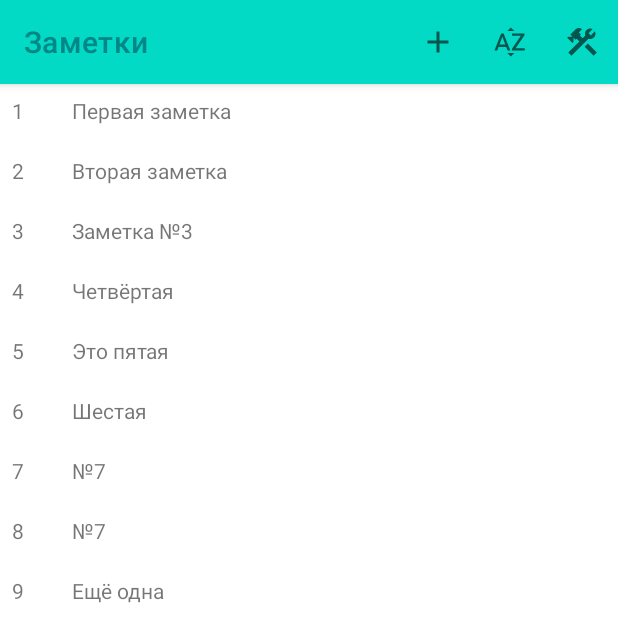
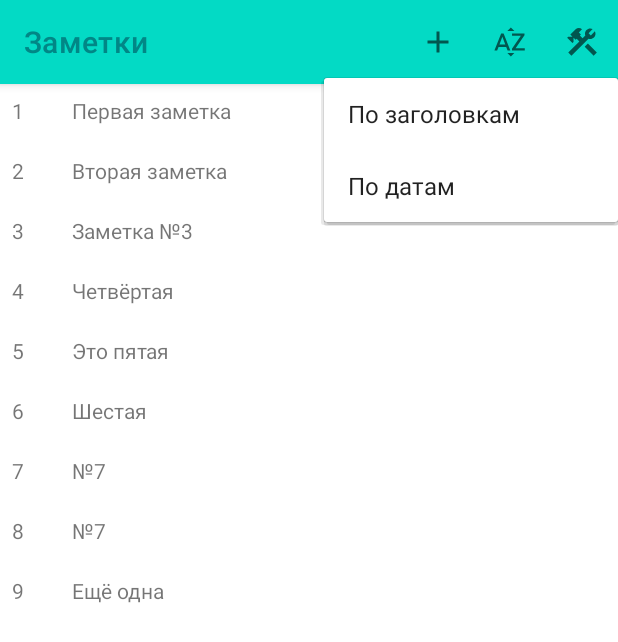
Before and after one commit to Gravitana/GB-2-06h-Notes, an Android app: the screen it shows after launch (MainActivity), after a tap on "Сортировать", on a phone screen of 412 x 824 dp. Shown: the top 642 px of the screen. Run offline under Robolectric (Android 15) with nearby library versions, the phone set to English and light mode, and no system bars.

Commit message:
PopupMenu

```diff
--- a/app/src/main/java/com/example/gb_2_06h_notes/MainActivity.java
+++ b/app/src/main/java/com/example/gb_2_06h_notes/MainActivity.java
@@ -2,6 +2,7 @@ package com.example.gb_2_06h_notes;
 
 import android.os.Bundle;
 import android.view.MenuItem;
+import android.widget.PopupMenu;
 import android.widget.Toast;
 
 import androidx.appcompat.app.AppCompatActivity;
@@ -33,7 +34,9 @@ public class MainActivity extends AppCompatActivity implements NotesListFragment
                 }
 
                 if (item.getItemId() == R.id.action_sort) {
-                    Toast.makeText(MainActivity.this, R.string.action_sort, Toast.LENGTH_SHORT).show();
+                    PopupMenu popupMenuSort = new PopupMenu(MainActivity.this, findViewById(R.id.action_sort));
+                    popupMenuSort.inflate(R.menu.notes_sort_menu);
+                    popupMenuSort.show();
                     return true;
                 }
 
--- /dev/null
+++ b/app/src/main/res/menu/notes_sort_menu.xml
@@ -0,0 +1,11 @@
+<?xml version="1.0" encoding="utf-8"?>
+<menu xmlns:android="http://schemas.android.com/apk/res/android">
+    <item
+        android:id="@+id/action_sort_title"
+        android:title="@string/action_sort_title" />
+
+    <item
+        android:id="@+id/action_sort_date"
+        android:title="@string/action_sort_date" />
+
+</menu>
--- a/app/src/main/res/values/strings.xml
+++ b/app/src/main/res/values/strings.xml
@@ -4,4 +4,6 @@
     <string name="action_sort">Сортировать</string>
     <string name="action_new">Создать новую заметку</string>
     <string name="action_settings">Настройки</string>
+    <string name="action_sort_title">По заголовкам</string>
+    <string name="action_sort_date">По датам</string>
 </resources>
```
